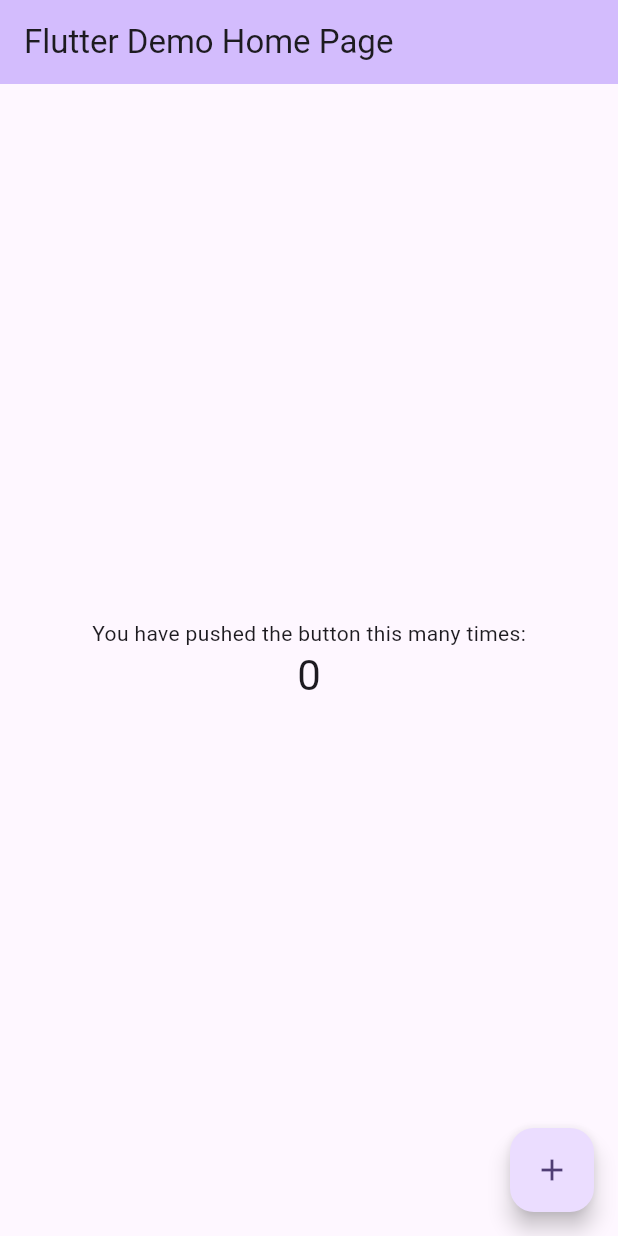
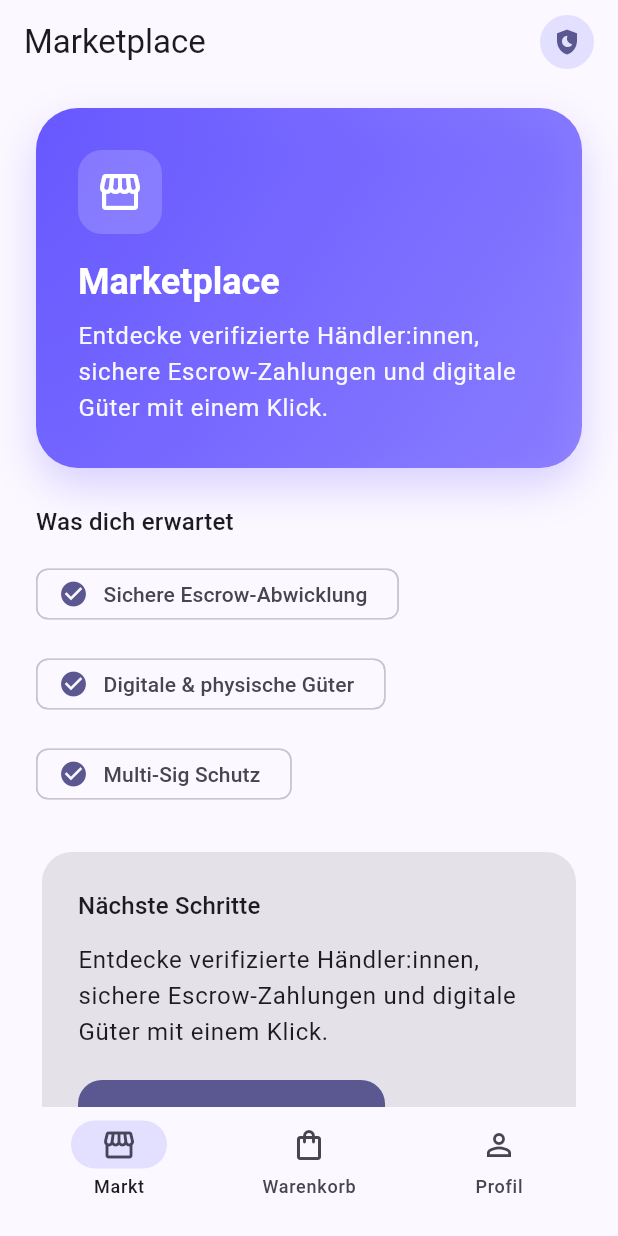
Before and after one commit to KayBeckmann/bay, a Flutter app: the screen it shows after launch, on a phone screen of 412 x 824 dp. Run offline on Flutter 3.47's test engine with Material 3 defaults, Android fonts, the phone set to English and light mode, and no system bars.

Commit message:
feat: redesign Flutter shell and README

```diff
--- a/bay_app/lib/main.dart
+++ b/bay_app/lib/main.dart
@@ -1,122 +1,341 @@
 import 'package:flutter/material.dart';
 
 void main() {
-  runApp(const MyApp());
+  runApp(const BayApp());
 }
 
-class MyApp extends StatelessWidget {
-  const MyApp({super.key});
+class BayApp extends StatelessWidget {
+  const BayApp({super.key});
 
-  // This widget is the root of your application.
   @override
   Widget build(BuildContext context) {
+    final colorScheme = ColorScheme.fromSeed(
+      seedColor: const Color(0xFF6758FF),
+      brightness: Brightness.light,
+    );
+
     return MaterialApp(
-      title: 'Flutter Demo',
+      title: 'Bay Trading Platform',
       theme: ThemeData(
-        // This is the theme of your application.
-        //
-        // TRY THIS: Try running your application with "flutter run". You'll see
-        // the application has a purple toolbar. Then, without quitting the app,
-        // try changing the seedColor in the colorScheme below to Colors.green
-        // and then invoke "hot reload" (save your changes or press the "hot
-        // reload" button in a Flutter-supported IDE, or press "r" if you used
-        // the command line to start the app).
-        //
-        // Notice that the counter didn't reset back to zero; the application
-        // state is not lost during the reload. To reset the state, use hot
-        // restart instead.
-        //
-        // This works for code too, not just values: Most code changes can be
-        // tested with just a hot reload.
-        colorScheme: ColorScheme.fromSeed(seedColor: Colors.deepPurple),
+        colorScheme: colorScheme,
+        useMaterial3: true,
+        scaffoldBackgroundColor: colorScheme.surface,
+        appBarTheme: AppBarTheme(
+          backgroundColor: colorScheme.surface,
+          foregroundColor: colorScheme.onSurface,
+          elevation: 0,
+          centerTitle: false,
+        ),
+        cardTheme: CardThemeData(
+          color: colorScheme.surfaceContainerHighest,
+          elevation: 0,
+          shape: RoundedRectangleBorder(
+            borderRadius: BorderRadius.circular(20),
+          ),
+        ),
+        navigationBarTheme: NavigationBarThemeData(
+          backgroundColor: colorScheme.surface,
+          indicatorColor: colorScheme.primaryContainer,
+          labelBehavior: NavigationDestinationLabelBehavior.alwaysShow,
+        ),
+        filledButtonTheme: FilledButtonThemeData(
+          style: FilledButton.styleFrom(
+            backgroundColor: colorScheme.primary,
+            foregroundColor: colorScheme.onPrimary,
+            shape: RoundedRectangleBorder(
+              borderRadius: BorderRadius.circular(16),
+            ),
+            padding: const EdgeInsets.symmetric(
+              horizontal: 24,
+              vertical: 16,
+            ),
+          ),
+        ),
+        textTheme: ThemeData.light().textTheme.apply(
+              bodyColor: colorScheme.onSurface,
+              displayColor: colorScheme.onSurface,
+            ),
       ),
-      home: const MyHomePage(title: 'Flutter Demo Home Page'),
+      home: const HomeShell(),
     );
   }
 }
 
-class MyHomePage extends StatefulWidget {
-  const MyHomePage({super.key, required this.title});
-
-  // This widget is the home page of your application. It is stateful, meaning
-  // that it has a State object (defined below) that contains fields that affect
-  // how it looks.
-
-  // This class is the configuration for the state. It holds the values (in this
-  // case the title) provided by the parent (in this case the App widget) and
-  // used by the build method of the State. Fields in a Widget subclass are
-  // always marked "final".
-
-  final String title;
+class HomeShell extends StatefulWidget {
+  const HomeShell({super.key});
 
   @override
-  State<MyHomePage> createState() => _MyHomePageState();
+  State<HomeShell> createState() => _HomeShellState();
 }
 
-class _MyHomePageState extends State<MyHomePage> {
-  int _counter = 0;
+class _HomeShellState extends State<HomeShell> {
+  int _selectedIndex = 0;
 
-  void _incrementCounter() {
-    setState(() {
-      // This call to setState tells the Flutter framework that something has
-      // changed in this State, which causes it to rerun the build method below
-      // so that the display can reflect the updated values. If we changed
-      // _counter without calling setState(), then the build method would not be
-      // called again, and so nothing would appear to happen.
-      _counter++;
-    });
+  static final _pages = <_PageDefinition>[
+    _PageDefinition(
+      headline: 'Marketplace',
+      body:
+          'Entdecke verifizierte Händler:innen, sichere Escrow-Zahlungen und digitale Güter mit einem Klick.',
+      accentColor: const Color(0xFF6758FF),
+      icon: Icons.storefront,
+      actionLabel: 'Angebote entdecken',
+      highlights: const [
+        'Sichere Escrow-Abwicklung',
+        'Digitale & physische Güter',
+        'Multi-Sig Schutz',
+      ],
+    ),
+    _PageDefinition(
+      headline: 'Warenkorb',
+      body:
+          'Behalte offene Transaktionen im Blick, tracke Lieferungen und vergleiche Angebote ganz entspannt.',
+      accentColor: const Color(0xFF00A86B),
+      icon: Icons.shopping_bag,
+      actionLabel: 'Transaktionen prüfen',
+      highlights: const [
+        'Live Status-Updates',
+        'Reservierte Guthaben',
+        'Smarte Zahlungspläne',
+      ],
+    ),
+    _PageDefinition(
+      headline: 'Profil',
+      body:
+          'Passe dein Sicherheitsprofil an, verwalte Händlerstatus und erhalte personalisierte Insights.',
+      accentColor: const Color(0xFFFF6F61),
+      icon: Icons.person,
+      actionLabel: 'Einstellungen öffnen',
+      highlights: const [
+        'Rollen & Berechtigungen',
+        'Identitätsprüfung',
+        'Vertrauens-Score',
+      ],
+    ),
+  ];
+
+  void _onNavigationItemTapped(int index) {
+    setState(() => _selectedIndex = index);
   }
 
   @override
   Widget build(BuildContext context) {
-    // This method is rerun every time setState is called, for instance as done
-    // by the _incrementCounter method above.
-    //
-    // The Flutter framework has been optimized to make rerunning build methods
-    // fast, so that you can just rebuild anything that needs updating rather
-    // than having to individually change instances of widgets.
     return Scaffold(
       appBar: AppBar(
-        // TRY THIS: Try changing the color here to a specific color (to
-        // Colors.amber, perhaps?) and trigger a hot reload to see the AppBar
-        // change color while the other colors stay the same.
-        backgroundColor: Theme.of(context).colorScheme.inversePrimary,
-        // Here we take the value from the MyHomePage object that was created by
-        // the App.build method, and use it to set our appbar title.
-        title: Text(widget.title),
+        title: Text(_pages[_selectedIndex].headline),
+        actions: [
+          Padding(
+            padding: const EdgeInsets.only(right: 16),
+            child: CircleAvatar(
+              radius: 18,
+              backgroundColor:
+                  Theme.of(context).colorScheme.primaryContainer,
+              child: Icon(
+                Icons.shield_moon,
+                color: Theme.of(context).colorScheme.primary,
+                size: 20,
+              ),
+            ),
+          ),
+        ],
       ),
-      body: Center(
-        // Center is a layout widget. It takes a single child and positions it
-        // in the middle of the parent.
+      body: SafeArea(
+        child: SingleChildScrollView(
+          padding: const EdgeInsets.symmetric(horizontal: 24, vertical: 16),
+          child: _PageContent(content: _pages[_selectedIndex]),
+        ),
+      ),
+      bottomNavigationBar: Padding(
+        padding: const EdgeInsets.fromLTRB(16, 0, 16, 16),
+        child: ClipRRect(
+          borderRadius: BorderRadius.circular(24),
+          child: NavigationBar(
+            height: 70,
+            selectedIndex: _selectedIndex,
+            onDestinationSelected: _onNavigationItemTapped,
+            destinations: const [
+              NavigationDestination(
+                icon: Icon(Icons.storefront_outlined),
+                selectedIcon: Icon(Icons.storefront),
+                label: 'Markt',
+              ),
+              NavigationDestination(
+                icon: Icon(Icons.shopping_bag_outlined),
+                selectedIcon: Icon(Icons.shopping_bag),
+                label: 'Warenkorb',
+              ),
+              NavigationDestination(
+                icon: Icon(Icons.person_outline),
+                selectedIcon: Icon(Icons.person),
+                label: 'Profil',
+              ),
+            ],
+          ),
+        ),
+      ),
+    );
+  }
+}
+
+class _PageContent extends StatelessWidget {
+  const _PageContent({required this.content});
+
+  final _PageDefinition content;
+
+  @override
+  Widget build(BuildContext context) {
+    final theme = Theme.of(context);
+    final subtle = theme.textTheme.labelLarge?.copyWith(
+      color: theme.colorScheme.onSurfaceVariant,
+    );
+
+    return Column(
+      crossAxisAlignment: CrossAxisAlignment.start,
+      children: [
+        _HeroCard(content: content),
+        const SizedBox(height: 24),
+        Text(
+          'Was dich erwartet',
+          style: theme.textTheme.titleMedium,
+        ),
+        const SizedBox(height: 12),
+        Wrap(
+          spacing: 12,
+          runSpacing: 12,
+          children: content.highlights
+              .map(
+                (highlight) => Chip(
+                  avatar: Icon(
+                    Icons.check_circle,
+                    size: 20,
+                    color: theme.colorScheme.primary,
+                  ),
+                  label: Text(highlight),
+                  padding: const EdgeInsets.symmetric(
+                    horizontal: 12,
+                    vertical: 4,
+                  ),
+                ),
+              )
+              .toList(),
+        ),
+        const SizedBox(height: 24),
+        Card(
+          child: Padding(
+            padding: const EdgeInsets.all(24),
+            child: Column(
+              crossAxisAlignment: CrossAxisAlignment.start,
+              children: [
+                Text(
+                  'Nächste Schritte',
+                  style: theme.textTheme.titleMedium,
+                ),
+                const SizedBox(height: 12),
+                Text(
+                  content.body,
+                  style: theme.textTheme.bodyLarge,
+                ),
+                const SizedBox(height: 20),
+                FilledButton.icon(
+                  onPressed: () {}, // TODO: Navigationsziele ergänzen
+                  icon: Icon(content.icon),
+                  label: Text(content.actionLabel),
+                ),
+                const SizedBox(height: 12),
+                if (subtle != null)
+                  Text(
+                    'Feature-Demos folgen. Dieser Bereich zeigt bald Live-Daten.',
+                    style: subtle,
+                  ),
+              ],
+            ),
+          ),
+        ),
+      ],
+    );
+  }
+}
+
+class _HeroCard extends StatelessWidget {
+  const _HeroCard({required this.content});
+
+  final _PageDefinition content;
+
+  @override
+  Widget build(BuildContext context) {
+    final gradient = LinearGradient(
+      colors: [
+        content.accentColor,
+        content.accentColor.withValues(alpha: 0.7),
+      ],
+      begin: Alignment.topLeft,
+      end: Alignment.bottomRight,
+    );
+
+    return DecoratedBox(
+      decoration: BoxDecoration(
+        gradient: gradient,
+        borderRadius: BorderRadius.circular(28),
+        boxShadow: [
+          BoxShadow(
+            color: content.accentColor.withValues(alpha: 0.25),
+            blurRadius: 24,
+            offset: const Offset(0, 12),
+          ),
+        ],
+      ),
+      child: Padding(
+        padding: const EdgeInsets.all(28),
         child: Column(
-          // Column is also a layout widget. It takes a list of children and
-          // arranges them vertically. By default, it sizes itself to fit its
-          // children horizontally, and tries to be as tall as its parent.
-          //
-          // Column has various properties to control how it sizes itself and
-          // how it positions its children. Here we use mainAxisAlignment to
-          // center the children vertically; the main axis here is the vertical
-          // axis because Columns are vertical (the cross axis would be
-          // horizontal).
-          //
-          // TRY THIS: Invoke "debug painting" (choose the "Toggle Debug Paint"
-          // action in the IDE, or press "p" in the console), to see the
-          // wireframe for each widget.
-          mainAxisAlignment: MainAxisAlignment.center,
-          children: <Widget>[
-            const Text('You have pushed the button this many times:'),
+          crossAxisAlignment: CrossAxisAlignment.start,
+          children: [
+            Container(
+              padding: const EdgeInsets.all(12),
+              decoration: BoxDecoration(
+                color: Colors.white.withValues(alpha: 0.18),
+                borderRadius: BorderRadius.circular(16),
+              ),
+              child: Icon(
+                content.icon,
+                size: 32,
+                color: Colors.white,
+              ),
+            ),
+            const SizedBox(height: 16),
             Text(
-              '$_counter',
-              style: Theme.of(context).textTheme.headlineMedium,
+              content.headline,
+              style: Theme.of(context).textTheme.headlineSmall?.copyWith(
+                    color: Colors.white,
+                    fontWeight: FontWeight.w600,
+                  ),
+            ),
+            const SizedBox(height: 8),
+            Text(
+              content.body,
+              style: Theme.of(context).textTheme.bodyLarge?.copyWith(
+                    color: Colors.white.withValues(alpha: 0.95),
+                  ),
             ),
           ],
         ),
       ),
-      floatingActionButton: FloatingActionButton(
-        onPressed: _incrementCounter,
-        tooltip: 'Increment',
-        child: const Icon(Icons.add),
-      ), // This trailing comma makes auto-formatting nicer for build methods.
     );
   }
 }
+
+class _PageDefinition {
+  const _PageDefinition({
+    required this.headline,
+    required this.body,
+    required this.icon,
+    required this.accentColor,
+    required this.actionLabel,
+    required this.highlights,
+  });
+
+  final String headline;
+  final String body;
+  final IconData icon;
+  final Color accentColor;
+  final String actionLabel;
+  final List<String> highlights;
+}
```
Also changed, not shown: bay_app/pubspec.lock, 2 other files.
